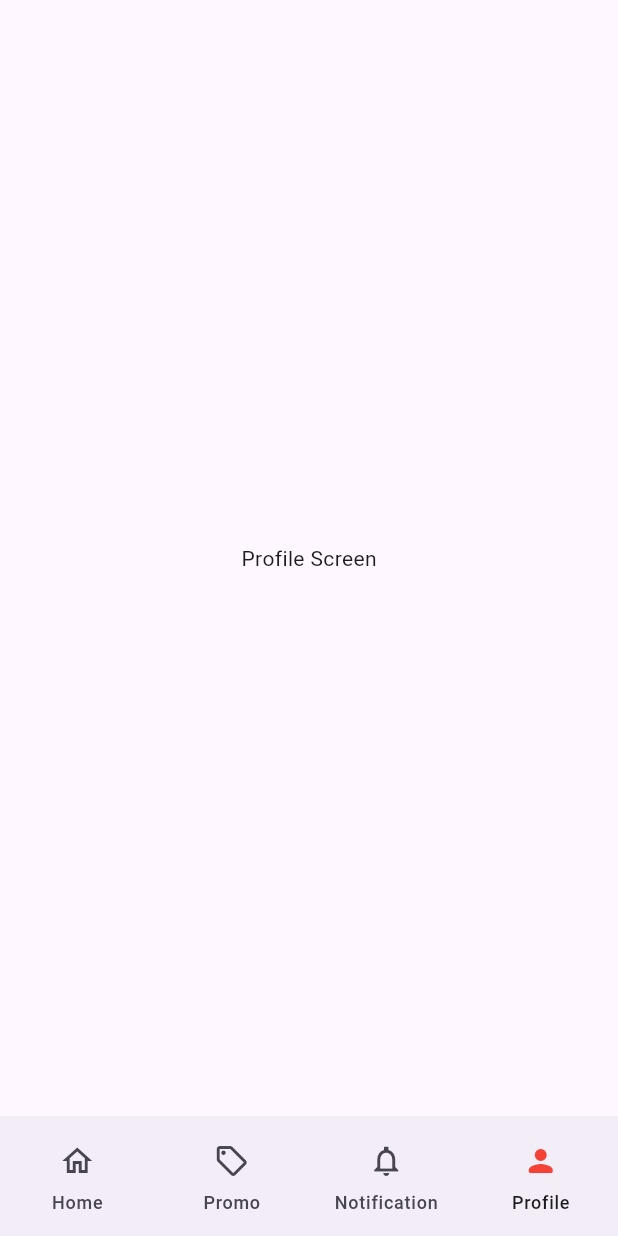
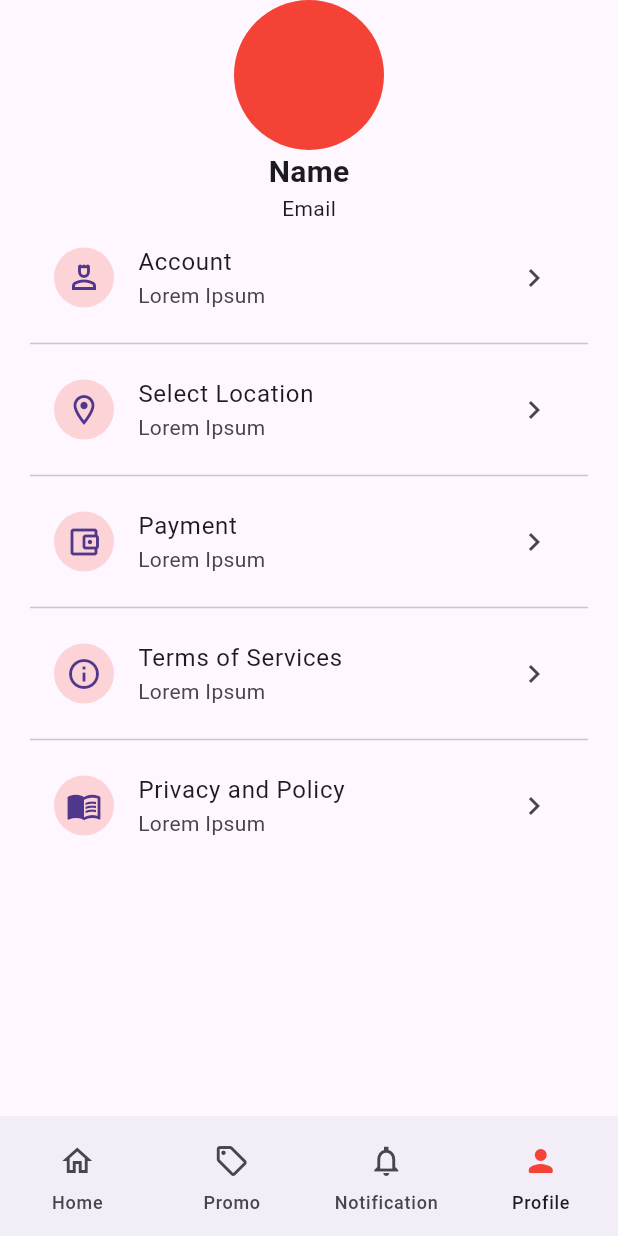
Before and after one commit to Jaydeepsinh-Devda/Foody_bloc_app, a Flutter app: the screen it shows after launch, item 4 of the bottom bar chosen, on a phone screen of 412 x 824 dp. Run offline on Flutter 3.47's test engine with Material 3 defaults, Android fonts, the phone set to English and light mode, and no system bars; our stand-ins replace bloc, equatable, flutter_bloc.

Commit message:
Profile Page Added

```diff
--- /dev/null
+++ b/lib/bloc/profile/profile_bloc.dart
@@ -0,0 +1,18 @@
+import 'dart:async';
+import 'package:flutter_bloc/flutter_bloc.dart';
+import 'package:foody_bloc_app/bloc/profile/profile_event.dart';
+import 'package:foody_bloc_app/bloc/profile/profile_state.dart';
+import 'package:foody_bloc_app/data/profile_data.dart';
+import 'package:foody_bloc_app/model/profile_model.dart';
+
+class ProfileBloc extends Bloc<ProfileEvent, ProfileState> {
+  List<ProfileModel> _list = [];
+  ProfileBloc() : super(ProfileInitialState()){
+    on<GetListEvent>(_getList);
+  }
+
+  FutureOr<void> _getList(GetListEvent event, Emitter<ProfileState> emit){
+    _list = profileData;
+    emit(OnGetListState(list: _list));
+  }
+}
--- /dev/null
+++ b/lib/bloc/profile/profile_event.dart
@@ -0,0 +1,9 @@
+import 'package:equatable/equatable.dart';
+
+abstract class ProfileEvent extends Equatable {
+  const ProfileEvent();
+  @override
+  List<Object?> get props => [];
+}
+
+class GetListEvent extends ProfileEvent {}
--- /dev/null
+++ b/lib/bloc/profile/profile_state.dart
@@ -0,0 +1,20 @@
+import 'package:equatable/equatable.dart';
+import 'package:foody_bloc_app/model/profile_model.dart';
+
+abstract class ProfileState extends Equatable {
+  const ProfileState();
+
+  @override
+  List<Object?> get props => [];
+}
+
+class ProfileInitialState extends ProfileState {}
+
+class OnGetListState extends ProfileState {
+  final List<ProfileModel> list;
+
+  const OnGetListState({required this.list});
+
+  @override
+  List<Object?> get props => [list, identityHashCode(this)];
+}
--- /dev/null
+++ b/lib/data/profile_data.dart
@@ -0,0 +1,30 @@
+import 'package:flutter/material.dart';
+import 'package:foody_bloc_app/model/profile_model.dart';
+
+List<ProfileModel> profileData = const [
+  ProfileModel(
+    icon: Icons.person_4_outlined,
+    title: "Account",
+    subTitle: "Lorem Ipsum",
+  ),
+  ProfileModel(
+    icon: Icons.location_on_outlined,
+    title: "Select Location",
+    subTitle: "Lorem Ipsum",
+  ),
+  ProfileModel(
+    icon: Icons.account_balance_wallet_outlined,
+    title: "Payment",
+    subTitle: "Lorem Ipsum",
+  ),
+  ProfileModel(
+    icon: Icons.info_outline,
+    title: "Terms of Services",
+    subTitle: "Lorem Ipsum",
+  ),
+  ProfileModel(
+    icon: Icons.menu_book_outlined,
+    title: "Privacy and Policy",
+    subTitle: "Lorem Ipsum",
+  ),
+];
--- a/lib/data/user_login_data.dart
+++ b/lib/data/user_login_data.dart
@@ -2,13 +2,11 @@ import 'package:foody_bloc_app/model/user_login_model.dart';
 
 List<UserLoginDataModel> userLoginData = const [
   UserLoginDataModel(
-    id: 0,
-    name: "Jaydeep",
+    name: "Jaydeepsinh Devda",
     email: "jay@gmail.com",
     password: "Abc@1234",
   ),
   UserLoginDataModel(
-    id: 0,
     name: "Yax",
     email: "yax@gmail.com",
     password: "Xyz@5678",
--- /dev/null
+++ b/lib/model/profile_model.dart
@@ -0,0 +1,13 @@
+import 'package:flutter/material.dart';
+
+class ProfileModel {
+  final IconData icon;
+  final String title;
+  final String subTitle;
+
+  const ProfileModel({
+    required this.icon,
+    required this.title,
+    required this.subTitle,
+  });
+}
--- a/lib/model/user_login_model.dart
+++ b/lib/model/user_login_model.dart
@@ -1,11 +1,9 @@
 class UserLoginDataModel {
-  final int id;
   final String name;
   final String email;
   final String password;
 
   const UserLoginDataModel({
-    required this.id,
     required this.name,
     required this.email,
     required this.password,
--- a/lib/ui_components/notification_and_promo_card.dart
+++ b/lib/ui_components/notification_and_promo_card.dart
@@ -33,12 +33,9 @@ class NotificationAndPromoCard extends StatelessWidget {
   Widget _icon() => CircleAvatar(
         minRadius: 20,
         backgroundColor: element.iconColor.withOpacity(0.2),
-        child: IconButton(
-          onPressed: () {},
-          icon: Icon(
-            element.icon,
-            color: element.iconColor,
-          ),
+        child: Icon(
+          element.icon,
+          color: element.iconColor,
         ),
       );
 
--- /dev/null
+++ b/lib/ui_components/profile/custom_list_tile.dart
@@ -0,0 +1,32 @@
+import 'package:flutter/material.dart';
+import 'package:foody_bloc_app/model/profile_model.dart';
+
+class CustomListTile extends StatelessWidget {
+  final ProfileModel element;
+  const CustomListTile({
+    required this.element,
+    super.key,
+  });
+
+  @override
+  Widget build(BuildContext context) {
+    return ListTile(
+      leading: _leadingIcon(),
+      title: _title(),
+      subtitle: _subTitle(),
+      trailing: _trailingIcon(),
+    );
+  }
+
+  Widget _leadingIcon() => CircleAvatar(
+      backgroundColor: Colors.red.withOpacity(0.2),
+      child: Icon(
+        element.icon,
+      ));
+
+  Widget _title() => Text(element.title);
+
+  Widget _subTitle() => Text(element.subTitle);
+
+  Widget _trailingIcon() => const Icon(Icons.chevron_right_sharp);
+}
--- a/lib/view/bottom_navigation/screen/custom_bottom_navigation_screen.dart
+++ b/lib/view/bottom_navigation/screen/custom_bottom_navigation_screen.dart
@@ -5,7 +5,7 @@ import 'package:foody_bloc_app/bloc/bottom_navigation/bottom_navigation_event.da
 import 'package:foody_bloc_app/bloc/bottom_navigation/bottom_navigation_state.dart';
 import 'package:foody_bloc_app/view/home/home_page.dart';
 import 'package:foody_bloc_app/view/notification/notification_page.dart';
-import 'package:foody_bloc_app/view/profile/profile_screen.dart';
+import 'package:foody_bloc_app/view/profile/profile_page.dart';
 import 'package:foody_bloc_app/view/promo/promo_page.dart';
 
 class CustomBottomNavigationBarScreen extends StatefulWidget {
@@ -25,7 +25,7 @@ class _CustomBottomNavigationBarScreenState
     HomePage(),
     PromoPage(),
     NotificationPage(),
-    ProfileScreen()
+    ProfilePage()
   ];
 
   @override
--- a/lib/view/profile/profile_page.dart
+++ b/lib/view/profile/profile_page.dart
@@ -0,0 +1,16 @@
+import 'package:flutter/widgets.dart';
+import 'package:flutter_bloc/flutter_bloc.dart';
+import 'package:foody_bloc_app/bloc/profile/profile_bloc.dart';
+import 'package:foody_bloc_app/view/profile/profile_screen.dart';
+
+class ProfilePage extends StatelessWidget {
+  const ProfilePage({super.key});
+
+  @override
+  Widget build(BuildContext context) {
+    return BlocProvider<ProfileBloc>(
+      create: (context) => ProfileBloc(),
+      child: const ProfileScreen(),
+    );
+  }
+}
--- a/lib/view/profile/profile_screen.dart
+++ b/lib/view/profile/profile_screen.dart
@@ -1,14 +1,82 @@
 import 'package:flutter/material.dart';
+import 'package:flutter_bloc/flutter_bloc.dart';
+import 'package:foody_bloc_app/bloc/profile/profile_bloc.dart';
+import 'package:foody_bloc_app/bloc/profile/profile_event.dart';
+import 'package:foody_bloc_app/bloc/profile/profile_state.dart';
+import 'package:foody_bloc_app/model/profile_model.dart';
+import 'package:foody_bloc_app/ui_components/profile/custom_list_tile.dart';
 
-class ProfileScreen extends StatelessWidget {
+class ProfileScreen extends StatefulWidget {
   const ProfileScreen({super.key});
 
   @override
+  State<ProfileScreen> createState() => _ProfileScreenState();
+}
+
+class _ProfileScreenState extends State<ProfileScreen> {
+  List<ProfileModel> _list = [];
+  late ProfileBloc _bloc;
+  @override
+  void initState() {
+    _bloc = context.read<ProfileBloc>();
+    _bloc.add(GetListEvent());
+    super.initState();
+  }
+
+  @override
   Widget build(BuildContext context) {
-    return  const Scaffold(
-      body: Center(
-        child: Text("Profile Screen"),
+    return Scaffold(
+      body: Container(
+        margin: const EdgeInsets.symmetric(horizontal: 20),
+        child: SafeArea(
+          child: BlocConsumer<ProfileBloc, ProfileState>(
+            listener: (context, state) {
+              if (state is OnGetListState) {
+                _list = state.list;
+              }
+            },
+            builder: (context, state) => CustomScrollView(
+              slivers: [
+                _sliverToBoxAdapter(),
+                _sliverList(),
+              ],
+            ),
+          ),
+        ),
       ),
     );
   }
+
+  Widget _sliverToBoxAdapter() => SliverToBoxAdapter(
+        child: Column(
+          children: [
+            _userProfileImage(),
+            _userName(),
+            _userEmail(),
+          ],
+        ),
+      );
+
+  Widget _userProfileImage() => const CircleAvatar(
+        backgroundColor: Colors.red,
+        minRadius: 50,
+      );
+
+  Widget _userName() => const Text(
+        "Name",
+        style: TextStyle(
+          fontSize: 20,
+          fontWeight: FontWeight.bold,
+        ),
+      );
+
+  Widget _userEmail() => const Text("Email");
+
+  Widget _sliverList() => SliverList.separated(
+        separatorBuilder: (context, index) => const Divider(),
+        itemCount: _list.length,
+        itemBuilder: (context, index) {
+          return CustomListTile(element: _list[index]);
+        },
+      );
 }
```
